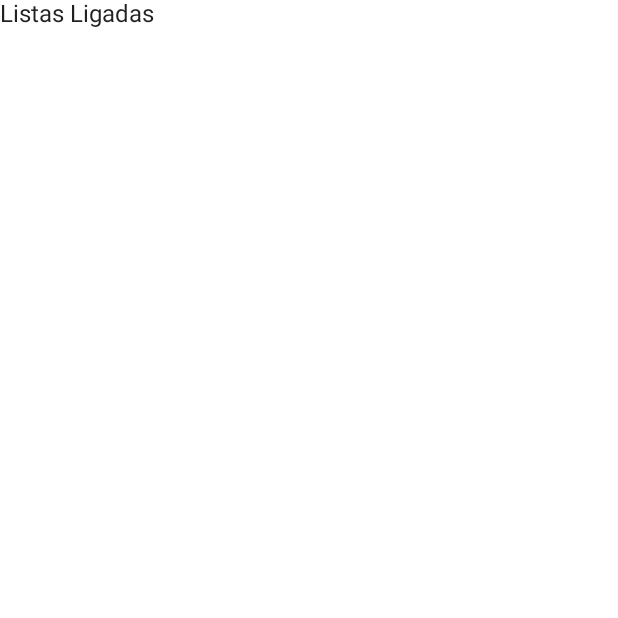
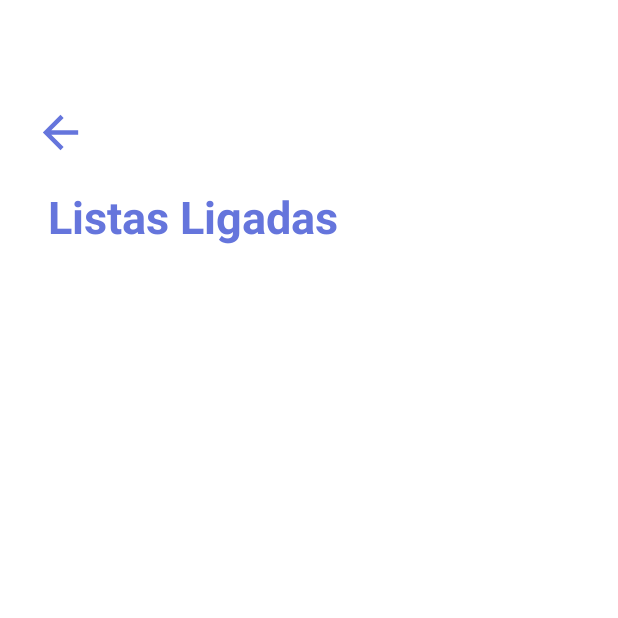
Before and after one commit to GatitosAlegres/DuckStructure, an Android app built with Jetpack Compose: the LinkedListScreen screen opened through its navigation route, on a phone screen of 412 x 824 dp, the top half of it. Before the commit the part shown is almost empty. Run offline under Robolectric (Android 15) with nearby library versions, the phone set to English and light mode, and no system bars.

Commit message:
header on screen has been added

```diff
--- /dev/null
+++ b/app/src/main/java/com/nmrc/datastructure/components/Header.kt
@@ -0,0 +1,37 @@
+package com.nmrc.datastructure.components
+
+import androidx.compose.foundation.layout.padding
+import androidx.compose.material.Text
+import androidx.compose.runtime.Composable
+import androidx.compose.ui.Modifier
+import androidx.compose.ui.graphics.Color
+import androidx.compose.ui.text.TextStyle
+import androidx.compose.ui.text.font.FontWeight
+import androidx.compose.ui.unit.dp
+import androidx.compose.ui.unit.sp
+import com.nmrc.datastructure.ui.theme.BlueMaterial
+
+@Composable
+fun Header(
+    title: String,
+    subtitle: String,
+    color: Color = BlueMaterial) {
+    Text(
+        text = title,
+        modifier = Modifier.padding(16.dp),
+        style = TextStyle(
+            fontSize = 30.sp,
+            fontWeight = FontWeight.Bold,
+            color = color
+        )
+    )
+
+    Text(
+        text = subtitle,
+        modifier = Modifier.padding(16.dp),
+        style = TextStyle(
+            fontSize = 16.sp,
+            color = color
+        )
+    )
+}
--- a/app/src/main/java/com/nmrc/datastructure/screens/LinkedListScreen.kt
+++ b/app/src/main/java/com/nmrc/datastructure/screens/LinkedListScreen.kt
@@ -1,10 +1,51 @@
 package com.nmrc.datastructure.screens
 
+import androidx.compose.foundation.layout.fillMaxSize
+import androidx.compose.foundation.layout.padding
+import androidx.compose.foundation.layout.size
+import androidx.compose.foundation.lazy.LazyColumn
+import androidx.compose.material.Icon
+import androidx.compose.material.IconButton
+import androidx.compose.material.Scaffold
 import androidx.compose.material.Text
+import androidx.compose.material.icons.Icons
+import androidx.compose.material.icons.outlined.ArrowBack
+import androidx.compose.material.icons.outlined.Menu
 import androidx.compose.runtime.Composable
+import androidx.compose.ui.Modifier
+import androidx.compose.ui.unit.dp
 import androidx.navigation.NavHostController
+import com.nmrc.datastructure.components.Header
+import com.nmrc.datastructure.ui.theme.BlueMaterial
 
 @Composable
 fun LinkedListScreen(navController: NavHostController) {
-    Text(text = "Listas Ligadas")
+    Scaffold(modifier = Modifier.fillMaxSize()) {
+
+        LazyColumn(
+            modifier = Modifier
+            .padding(
+                top = 64.dp,
+                start = 16.dp,
+                end = 16.dp
+            )) {
+            item {
+
+                IconButton(onClick = {
+                    navController.navigate(Screen.MainScreen.route)
+                }) {
+                    Icon(
+                        Icons.Outlined.ArrowBack,
+                        contentDescription = "",
+                        tint = BlueMaterial,
+                        modifier = Modifier
+                            .size(35.dp)
+                    )
+                }
+
+                Header(title = "Listas Ligadas", subtitle = "")
+            }
+        }
+
+    }
 }
--- a/app/src/main/java/com/nmrc/datastructure/screens/MainScreen.kt
+++ b/app/src/main/java/com/nmrc/datastructure/screens/MainScreen.kt
@@ -20,6 +20,7 @@ import androidx.compose.ui.unit.sp
 import androidx.navigation.NavHostController
 import com.nmrc.datastructure.R
 import com.nmrc.datastructure.components.CardX
+import com.nmrc.datastructure.components.Header
 import com.nmrc.datastructure.ui.theme.BlueMaterial
 import com.nmrc.datastructure.ui.theme.GrayMaterial
 
@@ -70,26 +71,9 @@ fun MainScreen(navController: NavHostController) {
                         }
                     }
 
-                    Text(
-                        text = "Estructura de Datos Orientado a Objetos",
-                        modifier = Modifier.padding(16.dp),
-                        style = TextStyle(
-                            fontSize = 30.sp,
-                            fontWeight = FontWeight.Bold,
-                            color = BlueMaterial
-                        )
-                    )
-
-
-
-                    Text(
-                        text = "Una coleccion de estructura de datos para experiemntar en tiempo real.",
-                        modifier = Modifier.padding(16.dp),
-                        style = TextStyle(
-                            fontSize = 16.sp,
-                            color = BlueMaterial
-                        )
-                    )
+                    Header(
+                        title = "Estructura de Datos Orientado a Objetos",
+                        subtitle = "Una coleccion de estructura de datos para experimentar en tiempo real.")
 
                     LazyRow(
                         content = {
@@ -128,7 +112,7 @@ fun MainScreen(navController: NavHostController) {
                                 Divider(modifier = Modifier.padding(16.dp))
 
                                 CardX(
-                                    title = "Arboles",
+                                    title = "Arboles Binarios",
                                     painter = painterResource(id = R.drawable.list),
                                     description = "Pruebe creando clases arbitrarias y almacenandolas en Listas Enlazadas por Nodos",
                                     onDetail = {}) {
```
Also changed, not shown: app/src/main/java/com/nmrc/datastructure/screens/QueueScreen.kt (+41 -1 lines), app/src/main/java/com/nmrc/datastructure/screens/StackScreen.kt (+41 -1 lines), app/src/main/java/com/nmrc/datastructure/screens/TreeScreen.kt (+41 -1 lines).
